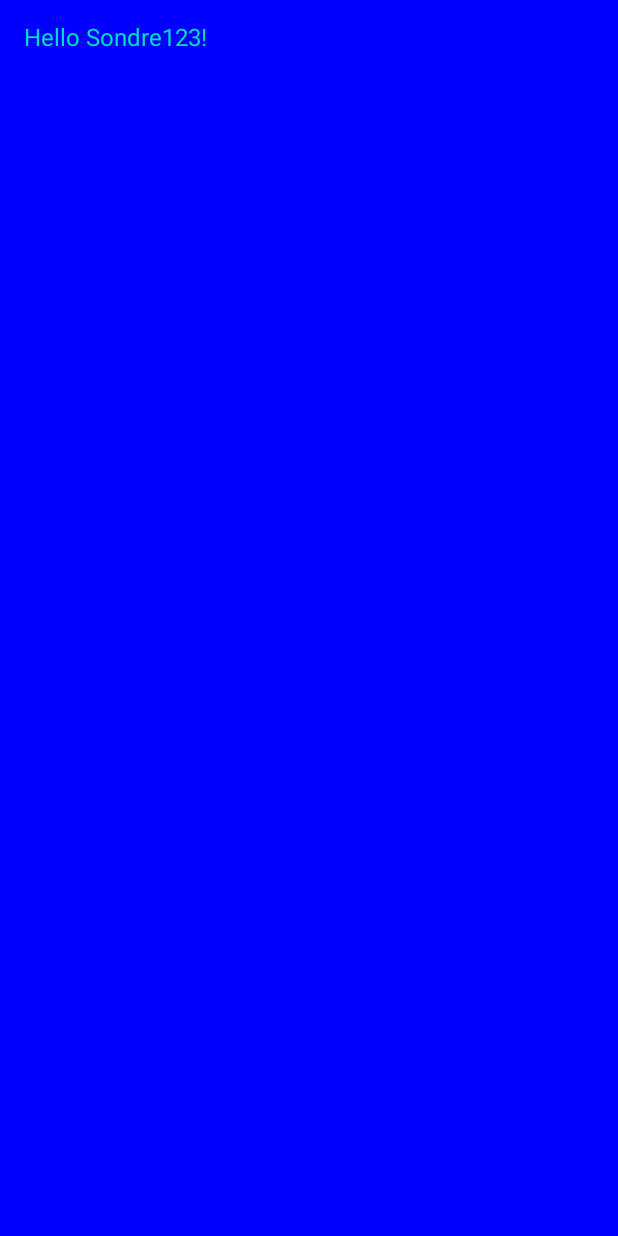
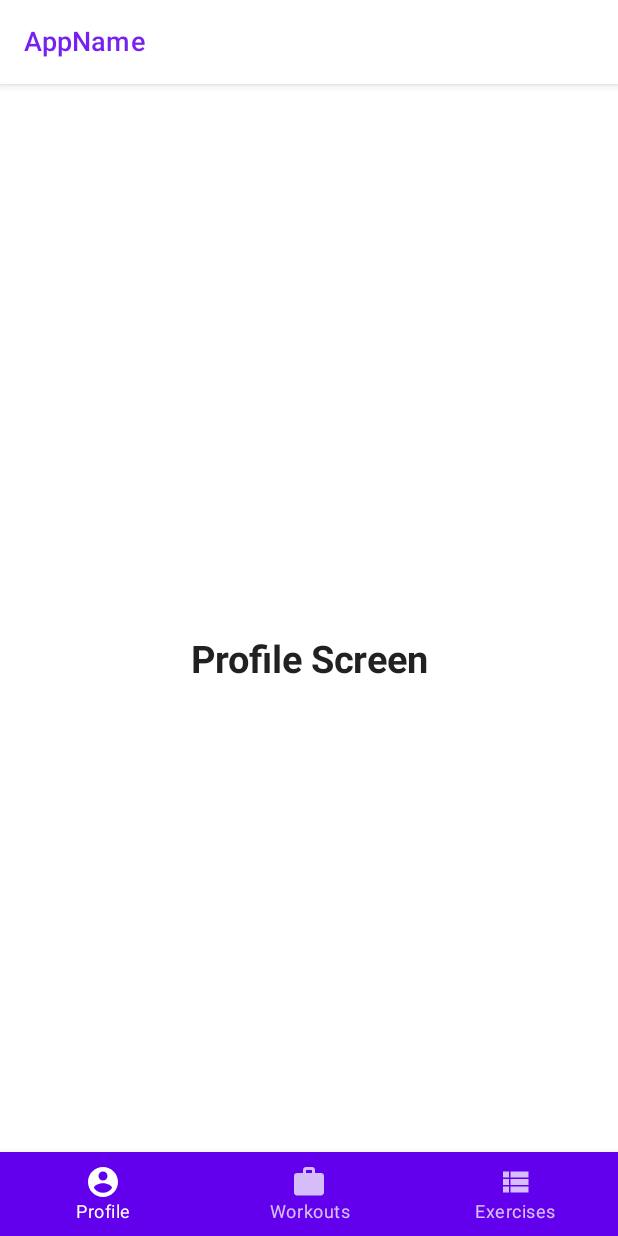
Before and after one commit to engson/WorkoutApp, an Android app built with Jetpack Compose: the screen it shows after launch (MainActivity), on a phone screen of 412 x 824 dp. Before the commit the screen is almost empty. Run offline under Robolectric (Android 15) with nearby library versions, the phone set to English and light mode, and no system bars.

Commit message:
Update views with top + bottom bar

```diff
--- /dev/null
+++ b/gymind/app/src/main/java/com/sondreweb/gymind/ContentScreens.kt
@@ -0,0 +1,95 @@
+package com.sondreweb.gymind
+
+import android.content.res.Configuration
+import androidx.compose.foundation.layout.Column
+import androidx.compose.foundation.layout.fillMaxSize
+import androidx.compose.foundation.layout.wrapContentSize
+import androidx.compose.material.MaterialTheme
+import androidx.compose.material.Surface
+import androidx.compose.material.Text
+import androidx.compose.material.primarySurface
+import androidx.compose.runtime.Composable
+import androidx.compose.ui.Alignment
+import androidx.compose.ui.Modifier
+import androidx.compose.ui.text.font.FontWeight
+import androidx.compose.ui.text.style.TextAlign
+import androidx.compose.ui.tooling.preview.Preview
+import androidx.compose.ui.unit.sp
+
+@Composable
+fun ProfileScreen() {
+
+    Column(
+        modifier = Modifier
+            .fillMaxSize()
+            .wrapContentSize(Alignment.Center)
+    ) {
+        Text(
+            text = "Profile Screen",
+            fontWeight = FontWeight.Bold,
+            modifier = Modifier.align(Alignment.CenterHorizontally),
+            textAlign = TextAlign.Center,
+            fontSize = 25.sp
+        )
+    }
+}
+
+@Preview(showBackground = true, uiMode = Configuration.UI_MODE_NIGHT_YES)
+@Composable
+fun ProfileScreenPreview() {
+    Surface(color = MaterialTheme.colors.primarySurface) {
+        ProfileScreen()
+    }
+}
+
+@Composable
+fun WorkoutsScreen() {
+    Column(
+        modifier = Modifier
+            .fillMaxSize()
+            .wrapContentSize(Alignment.Center)
+    ) {
+        Text(
+            text = "Workouts Screen",
+            fontWeight = FontWeight.Bold,
+            modifier = Modifier.align(Alignment.CenterHorizontally),
+            textAlign = TextAlign.Center,
+            fontSize = 25.sp
+        )
+    }
+
+}
+
+@Preview(showBackground = true, uiMode = Configuration.UI_MODE_NIGHT_YES)
+@Composable
+fun WorkoutsScreenPreview() {
+    Surface(color = MaterialTheme.colors.primarySurface){
+        WorkoutsScreen()
+    }
+}
+
+@Composable
+fun ExercisesScreen() {
+    Column(
+        modifier = Modifier
+            .fillMaxSize()
+            .wrapContentSize(Alignment.Center)
+    ) {
+        Text(
+            text = "Exercises Screen",
+            fontWeight = FontWeight.Bold,
+            modifier = Modifier.align(Alignment.CenterHorizontally),
+            textAlign = TextAlign.Center,
+            fontSize = 25.sp
+        )
+    }
+
+}
+
+@Preview(showBackground = true, uiMode = Configuration.UI_MODE_NIGHT_YES)
+@Composable
+fun ExercisesScreenPreview() {
+    Surface(color = MaterialTheme.colors.primarySurface){
+        ExercisesScreen()
+    }
+}
--- a/gymind/app/src/main/java/com/sondreweb/gymind/MainActivity.kt
+++ b/gymind/app/src/main/java/com/sondreweb/gymind/MainActivity.kt
@@ -12,13 +12,13 @@ import androidx.compose.foundation.layout.Box
 import androidx.compose.foundation.layout.fillMaxSize
 import androidx.compose.foundation.layout.padding
 import androidx.compose.foundation.layout.size
-import androidx.compose.material.MaterialTheme
-import androidx.compose.material.Surface
-import androidx.compose.material.Text
-import androidx.compose.material.TopAppBar
+import androidx.compose.material.*
 import androidx.compose.runtime.Composable
 import androidx.compose.runtime.LaunchedEffect
+import androidx.compose.runtime.mutableStateOf
 import androidx.compose.runtime.remember
+import androidx.compose.runtime.getValue
+import androidx.compose.runtime.setValue
 import androidx.compose.ui.Alignment
 import androidx.compose.ui.Modifier
 import androidx.compose.ui.draw.scale
@@ -29,8 +29,10 @@ import androidx.compose.ui.tooling.preview.Preview
 import androidx.compose.ui.unit.dp
 import androidx.compose.ui.unit.sp
 import androidx.navigation.NavController
+import androidx.navigation.NavHostController
 import androidx.navigation.compose.NavHost
 import androidx.navigation.compose.composable
+import androidx.navigation.compose.currentBackStackEntryAsState
 import androidx.navigation.compose.rememberNavController
 import com.sondreweb.gymind.ui.theme.GyMindTheme
 import kotlinx.coroutines.delay
@@ -39,10 +41,11 @@ class MainActivity : ComponentActivity() {
     override fun onCreate(savedInstanceState: Bundle?) {
         super.onCreate(savedInstanceState)
         setContent {
-            GyMindTheme(darkTheme = true) {
+            GyMindTheme() {
                 // A surface container using the 'background' color from the theme
-                Surface(color = MaterialTheme.colors.background, modifier = Modifier.fillMaxSize()) {
-                    Navigation()
+                Surface(color = MaterialTheme.colors.primarySurface, modifier = Modifier.fillMaxSize()) {
+                    MainScreen()
+                    // Navigation()
                     //Greeting("Android")
                 }
             }
@@ -51,21 +54,101 @@ class MainActivity : ComponentActivity() {
 }
 
 @Composable
-fun TopBar() {
+fun ContentNavigation(navController: NavHostController) {
+    NavHost(navController, startDestination = NavigationItem.Profile.route) {
+        composable(NavigationItem.Profile.route) {
+            ProfileScreen()
+        }
+        composable(NavigationItem.Workouts.route) {
+            WorkoutsScreen()
+        }
+        composable(NavigationItem.Exercises.route) {
+            ExercisesScreen()
+        }
+    }
+}
+
+@Composable
+fun MainScreen() {
+    val navController = rememberNavController()
+    Scaffold(
+        topBar = { TopBar(navController)},
+        bottomBar = { BottomNavigationBar(navController)}
+    ) {
+        ContentNavigation(navController = navController)
+    }
+}
+
+@ExperimentalMaterialApi
+@Preview(showBackground = true, uiMode = Configuration.UI_MODE_NIGHT_YES)
+@Composable
+fun MainScreenPreview() {
+    MainScreen()
+}
+
+@Composable
+fun TopBar(navController: NavController) {
+    val navBackStackEntry by navController.currentBackStackEntryAsState()
+    val currentRoute = navBackStackEntry?.destination?.route
+    val title by remember  { mutableStateOf("text") }
+    println("title:" + title)
+    println("currentRoute:" + currentRoute)
     TopAppBar (
-        title = { Text(text = stringResource(R.string.app_name), fontSize = 18.sp) },
-        backgroundColor = MaterialTheme.colors.secondaryVariant,
+        title = { Text(text = "AppName", fontSize = 18.sp) },
+        backgroundColor = MaterialTheme.colors.background,
         contentColor = MaterialTheme.colors.primary,
     )
 }
 
+@Preview(showBackground = true, uiMode = Configuration.UI_MODE_NIGHT_YES)
+@Composable
+fun TopBarPreview(){
+    //    TopBar()
+}
+
+@Composable
+fun BottomNavigationBar(navController: NavController){
+    val items = listOf(
+        NavigationItem.Profile,
+        NavigationItem.Workouts,
+        NavigationItem.Exercises
+    )
+    BottomNavigation (Modifier.background(MaterialTheme.colors.background)) {
+        val navBackStackEntry by navController.currentBackStackEntryAsState()
+        val currentRoute = navBackStackEntry?.destination?.route
+        items.forEach { item ->
+            BottomNavigationItem(
+                icon = { Icon(painterResource(id = item.icon), contentDescription = item.title)},
+                label = { Text(text = item.title)},
+                selected = currentRoute == item.route,
+                onClick = {
+                    navController.navigate(item.route) {
+                        // Pop up to the start destination of the graph to
+                        // avoid building up a large stack of destinations
+                        // on the back stack as users select items
+                        navController.graph.startDestinationRoute?.let { route ->
+                            popUpTo(route) {
+                                saveState = true
+                            }
+                        }
+                        // Avoid multiple copies of the same destination when
+                        // reselecting the same item
+                        launchSingleTop = true
+                        // Restore state when reselecting a previously selected item
+                        restoreState = true
+                    }
+                }
+            )
+        }
+    }
+}
+
 @Preview(showBackground = true)
 @Composable
-fun TopBarPreview(){
-    GyMindTheme(darkTheme = true) {
-        TopBar()
-    }
+fun BottomNavigationBarPreview() {
+    //BottomNavigationBar()
 }
+
 
 @Composable
 fun Navigation() {
--- a/gymind/app/src/main/java/com/sondreweb/gymind/NavigationItem.kt
+++ b/gymind/app/src/main/java/com/sondreweb/gymind/NavigationItem.kt
@@ -1,7 +1,7 @@
 package com.sondreweb.gymind
 
 sealed class NavigationItem (var route: String, var icon: Int, var title: String) {
-    object Profile : NavigationItem("home", R.drawable.ic_profile_circle_24, "Home")
+    object Profile : NavigationItem("Profile", R.drawable.ic_profile_circle_24, "Profile")
     object Workouts : NavigationItem("Workouts", R.drawable.ic_workout_24, "Workouts")
     object Exercises : NavigationItem("Exercises", R.drawable.ic_exercises_24, "Exercises")
 }
--- a/gymind/app/src/main/java/com/sondreweb/gymind/ui/theme/Color.kt
+++ b/gymind/app/src/main/java/com/sondreweb/gymind/ui/theme/Color.kt
@@ -6,3 +6,6 @@ val Purple200 = Color(0xFFBB86FC)
 val Purple500 = Color(0xFF6200EE)
 val Purple700 = Color(0xFF3700B3)
 val Teal200 = Color(0xFF03DAC5)
+
+val Gray200 = Color(0xFF17554C)
+val Green200 = Color(0xFFA5D6A7)
--- a/gymind/app/src/main/java/com/sondreweb/gymind/ui/theme/Theme.kt
+++ b/gymind/app/src/main/java/com/sondreweb/gymind/ui/theme/Theme.kt
@@ -11,7 +11,7 @@ private val DarkColorPalette = darkColors(
     primary = Purple200,
     primaryVariant = Purple700,
     secondary = Teal200,
-    background = Color.Blue
+    background = Gray200
 )
 
 private val LightColorPalette = lightColors(
```
